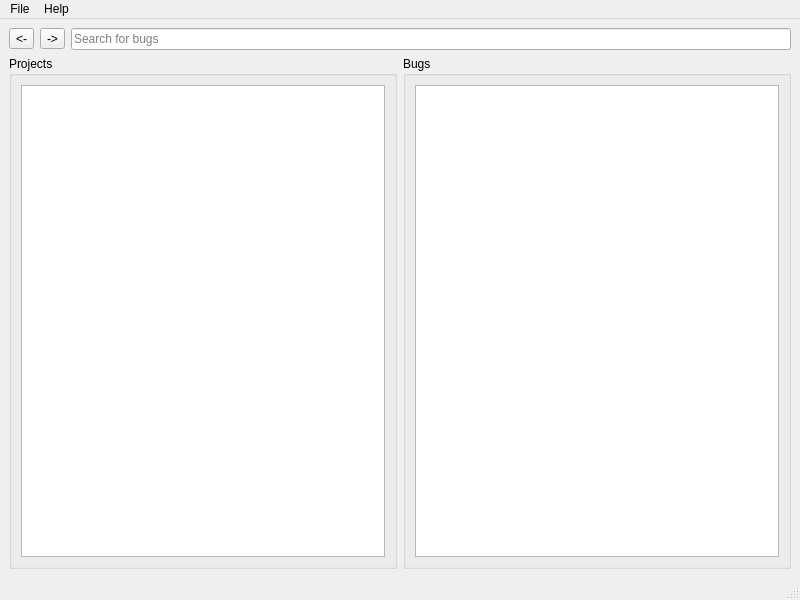
juvi7899/bugtracker, file interface/mainwindow.ui: the form before one commit.
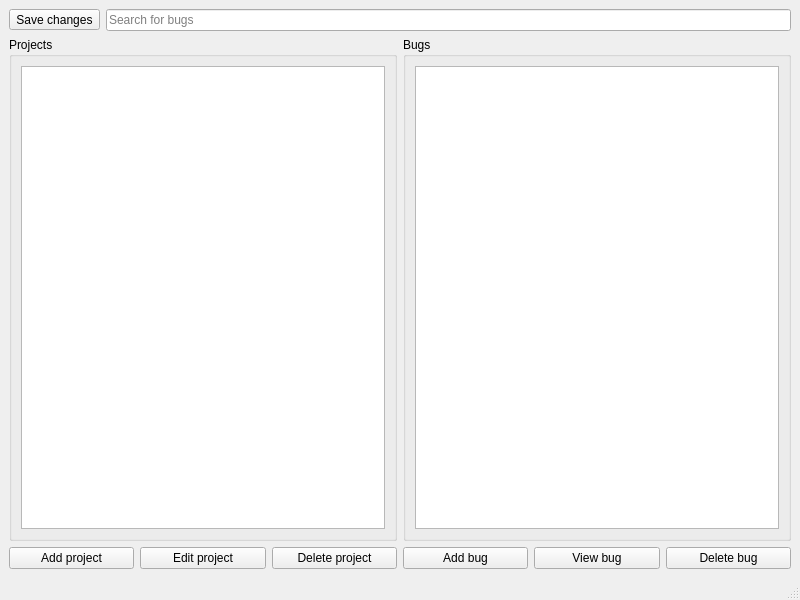
The form after the commit. Icons and pictures are not drawn.

The edit to the form file:
```diff
--- a/interface/mainwindow.ui
+++ b/interface/mainwindow.ui
@@ -24,22 +24,7 @@
       <item>
        <widget class="QToolButton" name="backButton">
         <property name="text">
-         <string>&lt;-</string>
-        </property>
-        <property name="icon">
-         <iconset>
-          <normaloff>pixmaps/arrow_left.png</normaloff>pixmaps/arrow_left.png</iconset>
-        </property>
-       </widget>
-      </item>
-      <item>
-       <widget class="QToolButton" name="forwardButton">
-        <property name="text">
-         <string>-&gt;</string>
-        </property>
-        <property name="icon">
-         <iconset>
-          <normaloff>pixmaps/arrow_right.png</normaloff>pixmaps/arrow_right.png</iconset>
+         <string>Save changes</string>
         </property>
        </widget>
       </item>
@@ -55,6 +40,8 @@
     <item>
      <layout class="QHBoxLayout" name="horizontalLayout_2">
       <item>
+       <layout class="QVBoxLayout" name="verticalLayout_2">
+        <item>
        <widget class="QGroupBox" name="groupBox">
         <property name="title">
          <string>Projects</string>
@@ -67,6 +54,35 @@
        </widget>
       </item>
       <item>
+         <layout class="QHBoxLayout" name="horizontalLayout_5">
+          <item>
+           <widget class="QPushButton" name="addProjectButton">
+            <property name="text">
+             <string>Add project</string>
+            </property>
+           </widget>
+          </item>
+          <item>
+           <widget class="QPushButton" name="editProjectButton">
+            <property name="text">
+             <string>Edit project</string>
+            </property>
+           </widget>
+          </item>
+          <item>
+           <widget class="QPushButton" name="deleteProjectButton">
+            <property name="text">
+             <string>Delete project</string>
+            </property>
+           </widget>
+          </item>
+         </layout>
+        </item>
+       </layout>
+      </item>
+      <item>
+       <layout class="QVBoxLayout" name="verticalLayout_3">
+        <item>
        <widget class="QGroupBox" name="groupBox_2">
         <property name="title">
          <string>Bugs</string>
@@ -78,33 +94,36 @@
         </layout>
        </widget>
       </item>
-     </layout>
-    </item>
-   </layout>
-  </widget>
-  <widget class="QMenuBar" name="menubar">
-   <property name="geometry">
-    <rect>
-     <x>0</x>
-     <y>0</y>
-     <width>800</width>
-     <height>27</height>
-    </rect>
-   </property>
-   <widget class="QMenu" name="menuFile">
-    <property name="title">
-     <string>File</string>
-    </property>
-    <addaction name="actionQuit"/>
-   </widget>
-   <widget class="QMenu" name="menuHelp">
-    <property name="title">
-     <string>Help</string>
-    </property>
-    <addaction name="actionAbout"/>
-   </widget>
-   <addaction name="menuFile"/>
-   <addaction name="menuHelp"/>
+        <item>
+         <layout class="QHBoxLayout" name="horizontalLayout_6">
+          <item>
+           <widget class="QPushButton" name="addBugButton">
+            <property name="text">
+             <string>Add bug</string>
+            </property>
+           </widget>
+          </item>
+          <item>
+           <widget class="QPushButton" name="viewBugButton">
+            <property name="text">
+             <string>View bug</string>
+            </property>
+           </widget>
+          </item>
+          <item>
+           <widget class="QPushButton" name="deleteBugButton">
+            <property name="text">
+             <string>Delete bug</string>
+            </property>
+           </widget>
+          </item>
+         </layout>
+        </item>
+       </layout>
+      </item>
+     </layout>
+    </item>
+   </layout>
   </widget>
   <widget class="QStatusBar" name="statusbar"/>
   <action name="actionQuit">
```
Left out of the diff: 9 changed lines with no effect on the pictures. Lines whose indentation alone changed are shown as unchanged.
